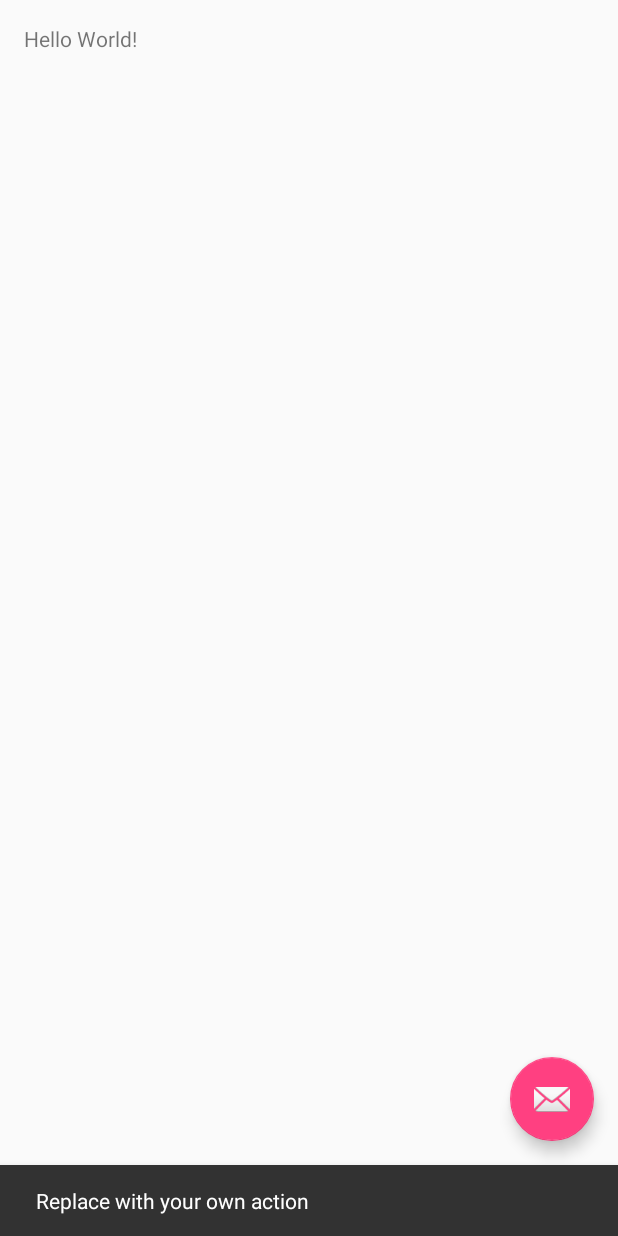
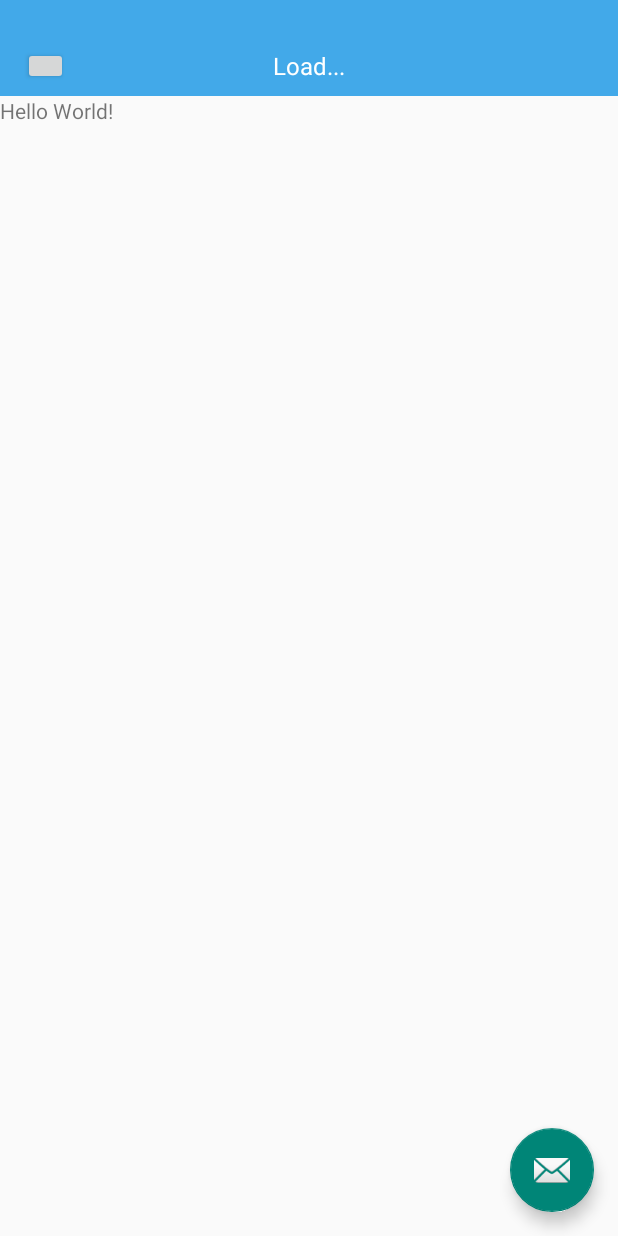
Before and after one commit to li19960924/lijie, an Android app: the screen it shows after launch (MainActivity), after a tap on an icon or button, on a phone screen of 412 x 824 dp. Run offline under Robolectric (Android 15) with nearby library versions, the phone set to English and light mode, and no system bars; 1 statement that could not run was skipped; 1 other tap on this screen came first.

Commit message:
3-26更新

```diff
--- a/app/build.gradle
+++ b/app/build.gradle
@@ -36,5 +36,6 @@ dependencies {
     })
     compile 'com.android.support:appcompat-v7:25.0.1'
     compile 'com.android.support:design:25.0.1'
+    compile 'com.android.support:support-v4:25.0.1'
     testCompile 'junit:junit:4.12'
 }
--- a/app/src/main/AndroidManifest.xml
+++ b/app/src/main/AndroidManifest.xml
@@ -1,17 +1,17 @@
 <?xml version="1.0" encoding="utf-8"?>
 <manifest xmlns:android="http://schemas.android.com/apk/res/android"
-    package="cn.edu.cuit.videogo" >
+    package="cn.edu.cuit.videogo">
 
     <application
         android:allowBackup="true"
         android:icon="@mipmap/ic_launcher"
         android:label="@string/app_name"
         android:supportsRtl="true"
-        android:theme="@style/AppTheme" >
+        android:theme="@style/AppTheme">
         <activity
         android:name=".MainActivity"
         android:label="@string/app_name"
-            android:theme="@style/AppTheme.NoActionBar" >
+        android:theme="@style/Theme.AppCompat.Light.NoActionBar">
         <intent-filter>
             <action android:name="android.intent.action.MAIN" />
 
--- a/app/src/main/java/cn/edu/cuit/videogo/MainActivity.java
+++ b/app/src/main/java/cn/edu/cuit/videogo/MainActivity.java
@@ -1,44 +1,47 @@
 package cn.edu.cuit.videogo;
 
+import android.os.Build;
 import android.os.Bundle;
 import android.support.design.widget.NavigationView;
 import android.support.v4.view.GravityCompat;
 import android.support.v4.widget.DrawerLayout;
 import android.support.v7.app.ActionBarDrawerToggle;
-import android.widget.TextView;
+import android.support.v7.app.AppCompatActivity;
+import android.view.WindowManager;
+import android.widget.LinearLayout;
 import android.support.design.widget.FloatingActionButton;
 import android.support.design.widget.Snackbar;
-import android.support.v7.app.AppCompatActivity;
-import android.support.v7.widget.Toolbar;
 import android.view.View;
 import android.view.Menu;
 import android.view.MenuItem;
 
-public class MainActivity extends AppCompatActivity  implements NavigationView.OnNavigationItemSelectedListener{
+import java.lang.reflect.Field;
+
+public class MainActivity extends AppCompatActivity implements NavigationView.OnNavigationItemSelectedListener,View.OnClickListener{
 
     @Override
     protected void onCreate(Bundle savedInstanceState) {
         super.onCreate(savedInstanceState);
-        setContentView(R.layout.activity_main);
-        Toolbar toolbar = (Toolbar) findViewById(R.id.toolbar);
-        setSupportActionBar(toolbar);
 
-       FloatingActionButton fab = (FloatingActionButton) findViewById(R.id.fab);
-        fab.setOnClickListener(new View.OnClickListener() {
-            @Override
-            public void onClick(View view) {
-                Snackbar.make(view, "Replace with your own action", Snackbar.LENGTH_LONG)
-                        .setAction("Action", null).show();
-            }
-        });
 
-    // Example of a call to a native method
-    TextView tv = (TextView) findViewById(R.id.sample_text);
-    tv.setText(stringFromJNI());
+        if (Build.VERSION.SDK_INT >=Build.VERSION_CODES.KITKAT){  //大于4.4 通知栏透明
+            getWindow().addFlags(WindowManager.LayoutParams.FLAG_TRANSLUCENT_STATUS);
+            getWindow().addFlags(WindowManager.LayoutParams.FLAG_TRANSLUCENT_NAVIGATION);
+            setContentView(R.layout.activity_main);
+            LinearLayout.LayoutParams layoutParams= (LinearLayout.LayoutParams) findViewById(R.id.head).getLayoutParams();
+            layoutParams.height=getHight();
+            layoutParams.width= WindowManager.LayoutParams.MATCH_PARENT;
+            findViewById(R.id.head).setLayoutParams(layoutParams);
+        }
 
-        DrawerLayout drawer = (DrawerLayout) findViewById(R.id.drawer_layout);
+        findViewById(R.id.left_btn).setOnClickListener(this);
+        FloatingActionButton fab = (FloatingActionButton) findViewById(R.id.fab);
+        fab.setOnClickListener(this);
+
+
+        DrawerLayout drawer = (DrawerLayout) findViewById(R.id.drawer_layout); //
         ActionBarDrawerToggle toggle = new ActionBarDrawerToggle(
-                this, drawer, toolbar, R.string.navigation_drawer_open, R.string.navigation_drawer_close);
+                this, drawer,R.string.navigation_drawer_open, R.string.navigation_drawer_close);
         drawer.setDrawerListener(toggle);
         toggle.syncState();
 
@@ -46,6 +49,8 @@ public class MainActivity extends AppCompatActivity  implements NavigationView.O
         navigationView.setNavigationItemSelectedListener(this);
 
     }
+
+
 
     @Override
     public void onBackPressed() {
@@ -63,20 +68,6 @@ public class MainActivity extends AppCompatActivity  implements NavigationView.O
         return true;
     }
 
-    @Override
-    public boolean onOptionsItemSelected(MenuItem item) {
-        // Handle action bar item clicks here. The action bar will
-        // automatically handle clicks on the Home/Up button, so long
-        // as you specify a parent activity in AndroidManifest.xml.
-        int id = item.getItemId();
-
-        //noinspection SimplifiableIfStatement
-        if (id == R.id.action_settings) {
-            return true;
-        }
-
-        return super.onOptionsItemSelected(item);
-    }
 
     @SuppressWarnings("StatementWithEmptyBody")
     @Override
@@ -103,14 +94,45 @@ public class MainActivity extends AppCompatActivity  implements NavigationView.O
         return true;
     }
 
+
     /**
-     * A native method that is implemented by the 'native-lib' native library,
-     * which is packaged with this application.
+     *
+     * @return 调用c/c++代码
      */
     public native String stringFromJNI();
 
-    // Used to load the 'native-lib' library on application startup.
     static {
         System.loadLibrary("native-lib");
     }
+
+
+
+    @Override
+    public void onClick(View view) {
+        if (view.getId()==R.id.left_btn){
+            DrawerLayout drawer = (DrawerLayout) findViewById(R.id.drawer_layout);
+            drawer.openDrawer(GravityCompat.START);
+        }
+        if (view.getId()==R.id.fab){
+            Snackbar.make(view, "Replace with your own action", Snackbar.LENGTH_LONG).setAction("Action", null).show();
+        }
+    }
+
+    //获取系统栏高度
+    private int getHight(){
+        Class<?> c;
+        Object obj;
+        Field field;
+        int x,sbar=0;
+        try{
+            c=Class.forName("com.android.internal.R$dimen");
+            obj=c.newInstance();
+            field=c.getField("status_bar_height");
+            x=Integer.parseInt(field.get(obj).toString());
+            sbar=getApplicationContext().getResources().getDimensionPixelSize(x);
+        }catch (Exception e){
+            e.printStackTrace();
+        }
+        return sbar;
+    }
 }
--- a/app/src/main/res/layout/activity_main.xml
+++ b/app/src/main/res/layout/activity_main.xml
@@ -6,12 +6,13 @@
     android:layout_width="match_parent"
     android:layout_height="match_parent"
     android:fitsSystemWindows="true"
+    android:clipToPadding="false"
     tools:openDrawer="start">
 
     <include
         layout="@layout/app_bar_main"
         android:layout_width="match_parent"
-        android:layout_height="match_parent" />
+        android:layout_height="match_parent"/>
 
     <android.support.design.widget.NavigationView
         android:id="@+id/nav_view"
--- a/app/src/main/res/layout/app_bar_main.xml
+++ b/app/src/main/res/layout/app_bar_main.xml
@@ -2,9 +2,9 @@
 <android.support.design.widget.CoordinatorLayout xmlns:android="http://schemas.android.com/apk/res/android"
     xmlns:app="http://schemas.android.com/apk/res-auto"
     android:layout_width="match_parent"
-    android:layout_height="match_parent"
-    android:fitsSystemWindows="true">
-    <include layout="@layout/content_main" />
+    android:layout_height="match_parent">
+
+    <include layout="@layout/content_main"/>
 
     <android.support.design.widget.FloatingActionButton
         android:id="@+id/fab"
--- a/app/src/main/res/layout/content_main.xml
+++ b/app/src/main/res/layout/content_main.xml
@@ -1,20 +1,24 @@
 <?xml version="1.0" encoding="utf-8"?>
-<RelativeLayout xmlns:android="http://schemas.android.com/apk/res/android"
+<LinearLayout xmlns:android="http://schemas.android.com/apk/res/android"
     xmlns:app="http://schemas.android.com/apk/res-auto"
     xmlns:tools="http://schemas.android.com/tools"
     android:id="@+id/content_main"
     android:layout_width="match_parent"
     android:layout_height="match_parent"
-    android:paddingBottom="@dimen/activity_vertical_margin"
-    android:paddingLeft="@dimen/activity_horizontal_margin"
-    android:paddingRight="@dimen/activity_horizontal_margin"
-    android:paddingTop="@dimen/activity_vertical_margin"
+    android:orientation="vertical"
     app:layout_behavior="@string/appbar_scrolling_view_behavior"
     tools:showIn="@layout/app_bar_main">
-
+    <LinearLayout
+        android:id="@+id/head"
+        android:layout_width="match_parent"
+        android:layout_height="1dp"
+        android:background="#42a9e9"
+        android:orientation="vertical">
+    </LinearLayout>
+    <include layout="@layout/title"/>
     <TextView
         android:id="@+id/sample_text"
         android:layout_width="wrap_content"
         android:layout_height="wrap_content"
         android:text="Hello World!" />
-</RelativeLayout>
+</LinearLayout>
--- /dev/null
+++ b/app/src/main/res/layout/title.xml
@@ -0,0 +1,38 @@
+<?xml version="1.0" encoding="utf-8"?>
+
+<RelativeLayout
+    xmlns:android="http://schemas.android.com/apk/res/android"
+    android:layout_width="match_parent"
+    android:layout_height="40dp"
+    android:paddingLeft="15dp"
+    android:paddingRight="15dp"
+    android:background="#42a9e9">
+    <Button
+        android:id="@+id/left_btn"
+        android:layout_width="30dp"
+        android:layout_height="25dp"
+        android:layout_alignParentLeft="true"
+        android:gravity="center"
+        android:layout_centerVertical="true"/>
+
+    <TextView
+        android:id="@+id/title_tv"
+        android:layout_width="wrap_content"
+        android:layout_height="match_parent"
+        android:gravity="center"
+        android:layout_centerInParent="true"
+        android:text="Load..."
+        android:textSize="16sp"
+        android:textColor="#ffffff"
+        android:maxEms="10"/>
+
+    <Button
+        android:id="@+id/right_btn"
+        android:layout_width="35dp"
+        android:layout_height="25dp"
+        android:layout_alignParentRight="true"
+        android:gravity="center"
+        android:layout_centerVertical="true"
+        android:visibility="gone"
+        android:textColor="#fff"/>
+</RelativeLayout>
--- a/app/src/main/res/values-v21/styles.xml
+++ /dev/null
@@ -1,9 +0,0 @@
-<resources>
-
-    <style name="AppTheme.NoActionBar">
-        <item name="windowActionBar">false</item>
-        <item name="windowNoTitle">true</item>
-        <item name="android:windowDrawsSystemBarBackgrounds">true</item>
-        <item name="android:statusBarColor">@android:color/transparent</item>
-    </style>
-</resources>
--- a/app/src/main/res/values/colors.xml
+++ b/app/src/main/res/values/colors.xml
@@ -3,4 +3,6 @@
     <color name="colorPrimary">#3F51B5</color>
     <color name="colorPrimaryDark">#303F9F</color>
     <color name="colorAccent">#FF4081</color>
+
+    <color name="black_overlay">#66000000</color>
 </resources>
--- a/app/src/main/res/values/strings.xml
+++ b/app/src/main/res/values/strings.xml
@@ -5,4 +5,8 @@
     <string name="navigation_drawer_close">Close navigation drawer</string>
 
     <string name="action_settings">Settings</string>
+
+    <string name="title_activity_fullscreen">FullscreenActivity</string>
+    <string name="dummy_button">Dummy Button</string>
+    <string name="dummy_content">DUMMY\nCONTENT</string>
 </resources>
--- a/app/src/main/res/values/styles.xml
+++ b/app/src/main/res/values/styles.xml
@@ -1,4 +1,4 @@
-<resources>
+<resources xmlns:tools="http://schemas.android.com/tools">
 
     <!-- Base application theme. -->
     <style name="AppTheme" parent="Theme.AppCompat.Light.DarkActionBar">
@@ -13,8 +13,12 @@
         <item name="windowNoTitle">true</item>
     </style>
 
+
     <style name="AppTheme.AppBarOverlay" parent="ThemeOverlay.AppCompat.Dark.ActionBar" />
 
     <style name="AppTheme.PopupOverlay" parent="ThemeOverlay.AppCompat.Light" />
 
+    <style name="WindowTitleBackground">
+        <item name="android:background">#fff</item>
+    </style>
 </resources>
```
Lines whose indentation alone changed are shown as unchanged.
